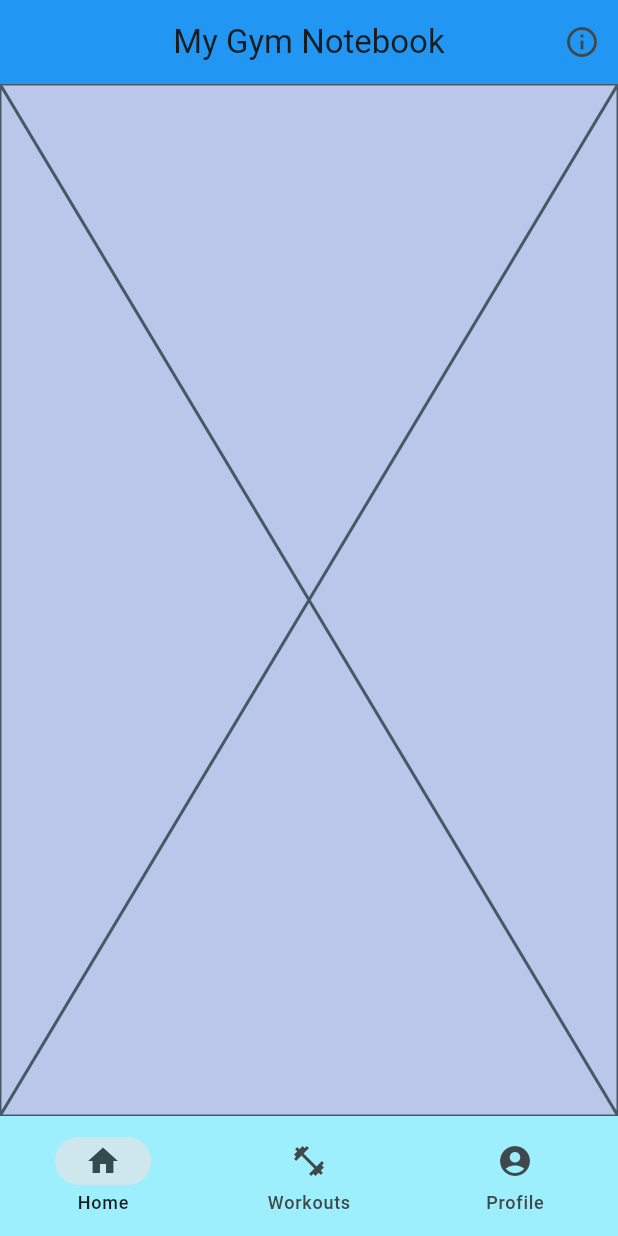
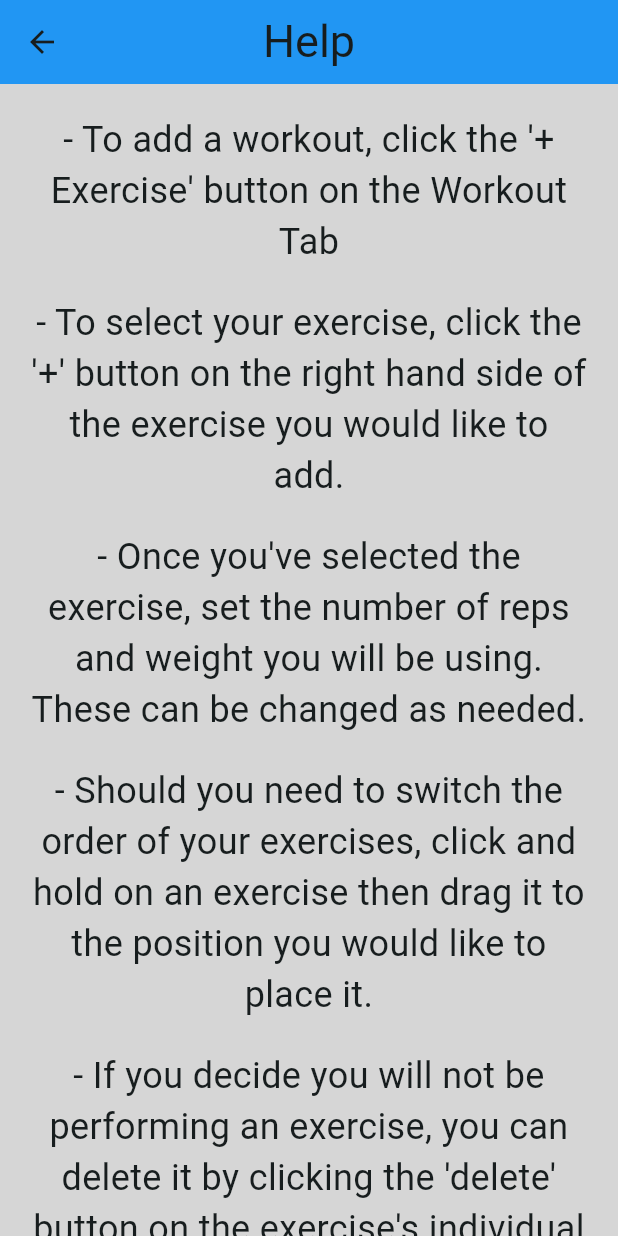
Before and after one commit to JaredMAdams/CS361-CourseProject, a Flutter app: the screen it shows after launch, after a tap on the "info" icon, on a phone screen of 412 x 824 dp. Run offline on Flutter 3.47's test engine with Material 3 defaults, Android fonts, the phone set to English and light mode, and no system bars.

Commit message:
uploading prior to deletion

```diff
--- a/gym_notebook/lib/main.dart
+++ b/gym_notebook/lib/main.dart
@@ -4,6 +4,9 @@ import 'package:provider/provider.dart';
 // Page Imports
 import './pages/workout_page/workout.dart';
 import 'package:word_pair/pages/profile_page/profile.dart';
+import 'package:word_pair/pages/home_page/home_page.dart';
+
+import 'pages/help_page/help_page.dart';
 
 // Widget Imports
 
@@ -85,7 +88,7 @@ class _MyHomePageState extends State<MyHomePage> {
           title: const Text("My Gym Notebook"),
           actions: [
             IconButton(
-              onPressed: () => print("Hello World"),
+              onPressed: () => Navigator.of(context).push(_navigateHelpPage()),
               icon: Icon(Icons.info_outlined),
             ),
           ],
@@ -124,7 +127,7 @@ class _MyHomePageState extends State<MyHomePage> {
         body: IndexedStack(
           index: index,
           children: <Widget>[
-            Placeholder(),
+            HomePage(),
             WorkoutPage(),
             ProfilePage(),
           ],
@@ -133,3 +136,21 @@ class _MyHomePageState extends State<MyHomePage> {
     );
   }
 }
+
+Route _navigateHelpPage() {
+  return PageRouteBuilder(
+      pageBuilder: (context, animation, secondaryAnimation) => HelpPage(),
+      transitionsBuilder: (context, animation, secondaryAnimation, child) {
+        const begin = Offset(1, 0);
+        const end = Offset.zero;
+        const curve = Curves.ease;
+        final tween =
+            Tween(begin: begin, end: end).chain(CurveTween(curve: curve));
+        final offsetAnimation = animation.drive(tween);
+
+        return SlideTransition(
+          position: offsetAnimation,
+          child: child,
+        );
+      });
+}
--- /dev/null
+++ b/gym_notebook/lib/pages/help_page/help_page.dart
@@ -0,0 +1,107 @@
+import 'package:flutter/material.dart';
+import 'package:flutter/widgets.dart';
+
+class HelpPage extends StatelessWidget {
+  const HelpPage({super.key});
+
+  @override
+  Widget build(BuildContext context) {
+    return Scaffold(
+      backgroundColor: Colors.grey[350],
+      body: Column(
+        children: [
+          AppBar(
+            backgroundColor: Colors.blue,
+            leading: IconButton(
+              onPressed: () => Navigator.pop(context),
+              icon: Icon(Icons.arrow_back),
+            ),
+            title: Text(
+              "Help",
+              style: TextStyle(fontSize: 30),
+            ),
+            centerTitle: true,
+          ),
+          SizedBox(
+            height: 20,
+          ),
+          Container(
+            margin: EdgeInsets.fromLTRB(20, 0, 20, 0),
+            child: Text(
+              "- To add a workout, click the '+ Exercise' button on the Workout Tab",
+              style: TextStyle(
+                fontSize: 24,
+              ),
+              textAlign: TextAlign.center,
+            ),
+          ),
+          SizedBox(
+            height: 20,
+          ),
+          Container(
+            margin: EdgeInsets.fromLTRB(20, 0, 20, 0),
+            child: Text(
+              "- To select your exercise, click the '+' button on the right hand side of the exercise you would like to add.",
+              style: TextStyle(
+                fontSize: 24,
+              ),
+              textAlign: TextAlign.center,
+            ),
+          ),
+          SizedBox(
+            height: 20,
+          ),
+          Container(
+            margin: EdgeInsets.fromLTRB(20, 0, 20, 0),
+            child: Text(
+              "- Once you've selected the exercise, set the number of reps and weight you will be using.  These can be changed as needed.",
+              style: TextStyle(
+                fontSize: 24,
+              ),
+              textAlign: TextAlign.center,
+            ),
+          ),
+          SizedBox(
+            height: 20,
+          ),
+          Container(
+            margin: EdgeInsets.fromLTRB(20, 0, 20, 0),
+            child: Text(
+              "- Should you need to switch the order of your exercises, click and hold on an exercise then drag it to the position you would like to place it.",
+              style: TextStyle(
+                fontSize: 24,
+              ),
+              textAlign: TextAlign.center,
+            ),
+          ),
+          SizedBox(
+            height: 20,
+          ),
+          Container(
+            margin: EdgeInsets.fromLTRB(20, 0, 20, 0),
+            child: Text(
+              "- If you decide you will not be performing an exercise, you can delete it by clicking the 'delete' button on the exercise's individual page.",
+              style: TextStyle(
+                fontSize: 24,
+              ),
+              textAlign: TextAlign.center,
+            ),
+          ),
+          SizedBox(
+            height: 60,
+          ),
+          Container(
+            margin: EdgeInsets.fromLTRB(20, 0, 20, 0),
+            child: Text(
+              "For all other inquiries, please contact us at gymnotebookappdevs@website.com",
+              style: TextStyle(
+                fontSize: 24,
+              ),
+              textAlign: TextAlign.center,
+            ),
+          ),
+        ],
+      ),
+    );
+  }
+}
--- /dev/null
+++ b/gym_notebook/lib/pages/home_page/home_page.dart
@@ -0,0 +1,54 @@
+import 'package:flutter/material.dart';
+
+class HomePage extends StatefulWidget {
+  const HomePage({super.key});
+
+  @override
+  State<HomePage> createState() => _HomePageState();
+}
+
+class _HomePageState extends State<HomePage> {
+  Widget build(BuildContext context) {
+    return Center(
+      child: Column(
+        mainAxisAlignment: MainAxisAlignment.center,
+        crossAxisAlignment: CrossAxisAlignment.center,
+        children: [
+          Container(
+            margin: EdgeInsets.fromLTRB(20, 0, 20, 0),
+            child: Text(
+              "Welcome to My Gym Notebook!",
+              style: TextStyle(
+                fontSize: 30,
+              ),
+              textAlign: TextAlign.center,
+            ),
+          ),
+          SizedBox(
+            height: 20,
+          ),
+          Divider(
+            thickness: 4,
+            indent: 20,
+            endIndent: 20,
+            color: Colors.grey[800],
+          ),
+          SizedBox(
+            height: 20,
+          ),
+          Container(
+            margin: EdgeInsets.fromLTRB(20, 0, 20, 0),
+            child: Text(
+              "Your one stop shop for tracking your workouts, "
+              "favorite exercises and personal goals!",
+              style: TextStyle(
+                fontSize: 24,
+              ),
+              textAlign: TextAlign.center,
+            ),
+          ),
+        ],
+      ),
+    );
+  }
+}
--- a/gym_notebook/lib/pages/workout_exercise_page/workout_exercise.dart
+++ b/gym_notebook/lib/pages/workout_exercise_page/workout_exercise.dart
@@ -53,7 +53,7 @@ class _ExercisePageState extends State<WorkoutExercisePage> {
   void _adjustWeight(newWeight) {
     setState(
       () {
-        if (exercise.weight < 0) {
+        if (newWeight < 0) {
           return;
         }
         exercise.weight = newWeight;
@@ -357,7 +357,14 @@ class WeightRow extends StatelessWidget {
             children: [
               ElevatedButton(
                 onPressed: () => adjustWeight(weight - 1),
-                onLongPress: () => adjustWeight(weight - 5),
+                onLongPress: () {
+                  int offset = weight % 5;
+                  if (offset == 0) {
+                    adjustWeight(weight - 5);
+                  } else {
+                    adjustWeight(weight - offset);
+                  }
+                },
                 child: Icon(Icons.arrow_back_ios_new_outlined),
               ),
               SizedBox(
--- a/gym_notebook/pubspec.yaml
+++ b/gym_notebook/pubspec.yaml
@@ -36,6 +36,7 @@ dependencies:
   # Use with the CupertinoIcons class for iOS style icons.
   cupertino_icons: ^1.0.8
   provider: ^6.1.2
+  numberpicker: ^2.1.2
 
 dev_dependencies:
   flutter_test:
```
Also changed, not shown: gym_notebook/lib/pages/exercise_list_page/exercise_list.dart (+100 -42 lines), gym_notebook/pubspec.lock.
